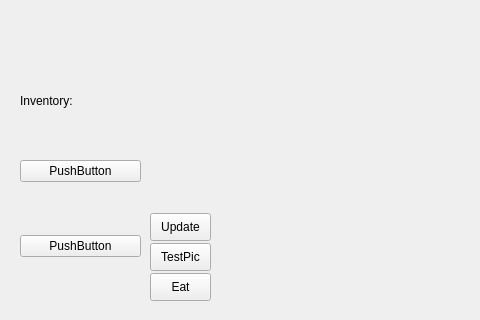
Before: the Qt Designer form PROJECT_KART/rooms/begin_room.ui in merovigiam/PRJ_KART, drawn with Qt 5; both pictures show x 0 to 480 and y 247 to 567 of the 831 by 567 pixel window.
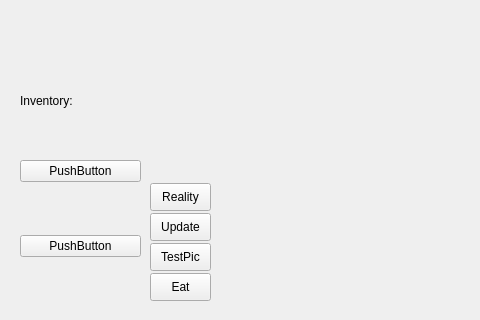
After: the same form once the commit is applied.

Commit message:
button dream reality and more image loading
done, believe it works
the DR buttons works.

The edit to the form file:
```diff
--- a/PROJECT_KART/rooms/begin_room.ui
+++ b/PROJECT_KART/rooms/begin_room.ui
@@ -374,6 +374,19 @@
     <string>Update</string>
    </property>
   </widget>
+  <widget class="QPushButton" name="dreamReality">
+   <property name="geometry">
+    <rect>
+     <x>150</x>
+     <y>430</y>
+     <width>61</width>
+     <height>28</height>
+    </rect>
+   </property>
+   <property name="text">
+    <string>Reality</string>
+   </property>
+  </widget>
  </widget>
  <resources/>
  <connections/>
```
The commit also changes 3 other files.
